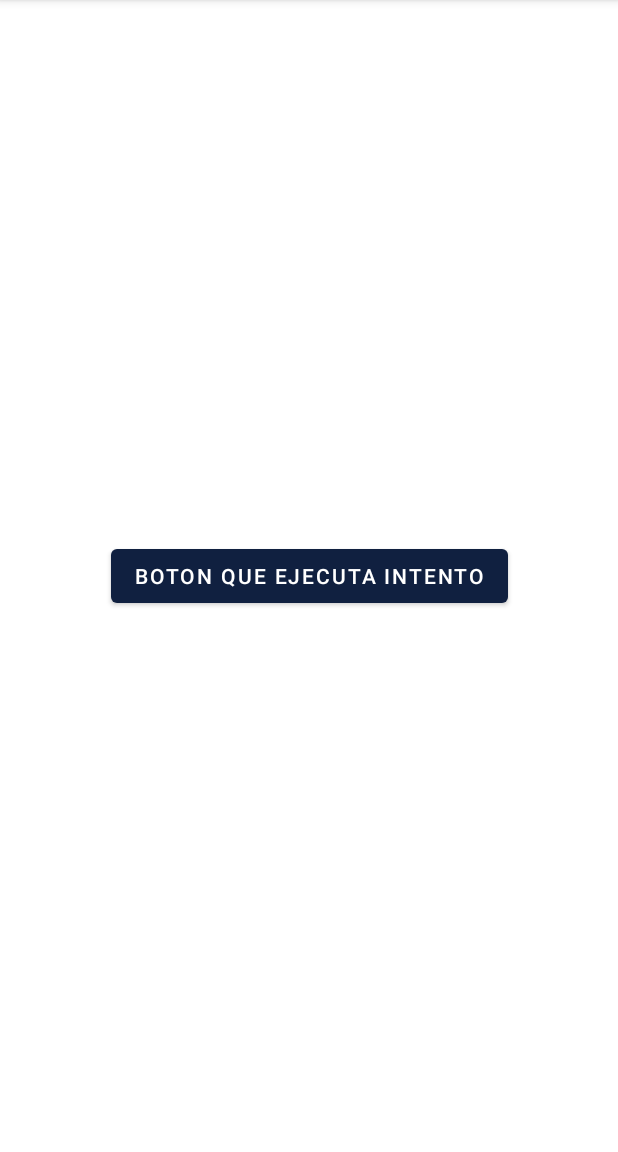
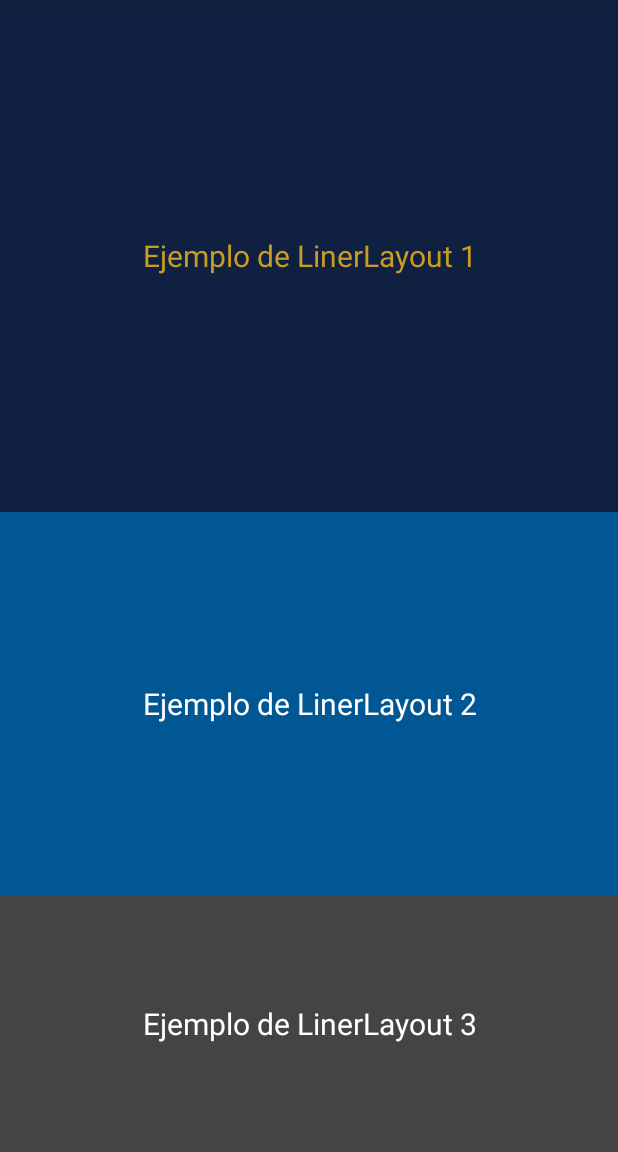
Before and after one commit to droni123/diplomadoDADM, an Android app: the screen it shows after launch (IntentoImpisito before the commit, LinealLatoutActivity after it), on a phone screen of 412 x 824 dp, the part 84-1236 px from its top. Run offline under Robolectric (Android 15) with nearby library versions, the phone set to English and light mode, and no system bars.

Commit message:
Intento Explisito & Bundle & Mensajes
Se creo intent explisito, se comparieron datos de vista a vista por bundle, se creo clase data y se introdujo al manejo de layout

```diff
--- a/app/build.gradle
+++ b/app/build.gradle
@@ -16,7 +16,6 @@ android {
 
         testInstrumentationRunner "androidx.test.runner.AndroidJUnitRunner"
     }
-
     buildTypes {
         release {
             minifyEnabled false
--- a/app/src/main/java/mx/com/idel/my/diplomado/IntentoImpisito.kt
+++ b/app/src/main/java/mx/com/idel/my/diplomado/ejerciciosclase/IntentoImpisito.kt
@@ -1,10 +1,11 @@
-package mx.com.idel.my.diplomado
+package mx.com.idel.my.diplomado.ejerciciosclase
 
 import android.content.Intent
 import android.net.Uri
 import android.os.Bundle
 import android.widget.Button
 import androidx.appcompat.app.AppCompatActivity
+import mx.com.idel.my.diplomado.R
 
 class IntentoImpisito : AppCompatActivity() {
     override fun onCreate(savedInstanceState: Bundle?) {
--- /dev/null
+++ b/app/src/main/java/mx/com/idel/my/diplomado/ejerciciosclase/LinealLatoutActivity.kt
@@ -0,0 +1,12 @@
+package mx.com.idel.my.diplomado.ejerciciosclase
+
+import androidx.appcompat.app.AppCompatActivity
+import android.os.Bundle
+import mx.com.idel.my.diplomado.R
+
+class LinealLatoutActivity : AppCompatActivity() {
+    override fun onCreate(savedInstanceState: Bundle?) {
+        super.onCreate(savedInstanceState)
+        setContentView(R.layout.activity_lineal_latout)
+    }
+}
--- a/app/src/main/java/mx/com/idel/my/diplomado/MainActivity.kt
+++ b/app/src/main/java/mx/com/idel/my/diplomado/ejerciciosclase/MainActivity.kt
@@ -1,8 +1,9 @@
-package mx.com.idel.my.diplomado
+package mx.com.idel.my.diplomado.ejerciciosclase
 
 import androidx.appcompat.app.AppCompatActivity
 import android.os.Bundle
 import android.util.Log
+import mx.com.idel.my.diplomado.R
 
 class MainActivity : AppCompatActivity() {
     private var TAG = "MainActivity"
--- a/app/src/main/res/layout/activity_intento_impisito.xml
+++ b/app/src/main/res/layout/activity_intento_impisito.xml
@@ -4,7 +4,7 @@
     xmlns:tools="http://schemas.android.com/tools"
     android:layout_width="match_parent"
     android:layout_height="match_parent"
-    tools:context=".IntentoImpisito">
+    tools:context=".ejerciciosclase.IntentoImpisito">
 
     <Button
         android:id="@+id/btn_sed"
--- a/app/src/main/res/layout/activity_intento_impisito2.xml
+++ /dev/null
@@ -1,6 +0,0 @@
-<?xml version="1.0" encoding="utf-8"?>
-<androidx.constraintlayout.widget.ConstraintLayout xmlns:android="http://schemas.android.com/apk/res/android"
-    android:layout_width="match_parent"
-    android:layout_height="match_parent">
-
-</androidx.constraintlayout.widget.ConstraintLayout>
--- /dev/null
+++ b/app/src/main/res/layout/activity_lineal_latout.xml
@@ -0,0 +1,44 @@
+<?xml version="1.0" encoding="utf-8"?>
+<LinearLayout xmlns:android="http://schemas.android.com/apk/res/android"
+    android:layout_width="match_parent"
+    android:layout_height="match_parent"
+    android:orientation="vertical"
+    android:gravity="top"
+    >
+    <TextView
+        android:layout_width="match_parent"
+        android:layout_weight="2"
+        android:layout_height="0dp"
+        android:text="Ejemplo de LinerLayout 1"
+        android:padding="25dp"
+        android:textColor="@color/teal_700"
+        android:background="@color/purple_500"
+        android:textSize="20sp"
+        android:gravity="center"
+        >
+    </TextView>
+    <TextView
+        android:layout_width="match_parent"
+        android:layout_weight="1.5"
+        android:layout_height="0dp"
+        android:text="Ejemplo de LinerLayout 2"
+        android:padding="25dp"
+        android:textColor="@color/white"
+        android:background="@color/purple_700"
+        android:textSize="20sp"
+        android:gravity="center"
+        >
+    </TextView>
+    <TextView
+        android:layout_width="match_parent"
+        android:layout_weight="1"
+        android:layout_height="0dp"
+        android:text="Ejemplo de LinerLayout 3"
+        android:padding="25dp"
+        android:textColor="@color/white"
+        android:background="@color/black"
+        android:textSize="20sp"
+        android:gravity="center"
+        >
+    </TextView>
+</LinearLayout>
--- a/app/src/main/res/layout/activity_main.xml
+++ b/app/src/main/res/layout/activity_main.xml
@@ -4,7 +4,7 @@
     xmlns:tools="http://schemas.android.com/tools"
     android:layout_width="match_parent"
     android:layout_height="match_parent"
-    tools:context=".MainActivity">
+    tools:context=".ejerciciosclase.MainActivity">
 
     <TextView
         android:layout_width="wrap_content"
```
Also changed, not shown: app/src/main/AndroidManifest.xml (+32 -6 lines), app/src/main/java/mx/com/idel/my/diplomado/IntentoImplisito2.kt (deleted, +0 -10 lines), app/src/main/java/mx/com/idel/my/diplomado/ejerciciosclase/ExplisitoDetalleActivity.kt (added, +47 -0 lines), app/src/main/java/mx/com/idel/my/diplomado/ejerciciosclase/FrameLayouTActivity.kt (added, +12 -0 lines), app/src/main/java/mx/com/idel/my/diplomado/ejerciciosclase/IntentoExplisito.kt (added, +38 -0 lines), app/src/main/java/mx/com/idel/my/diplomado/ejerciciosclase/Usuario.kt (added, +11 -0 lines), app/src/main/res/layout/activity_explisito_detalle.xml (added, +46 -0 lines), app/src/main/res/layout/activity_frame_layou_tactivity.xml (added, +18 -0 lines), app/src/main/res/layout/activity_intento_explisito.xml (added, +28 -0 lines).
